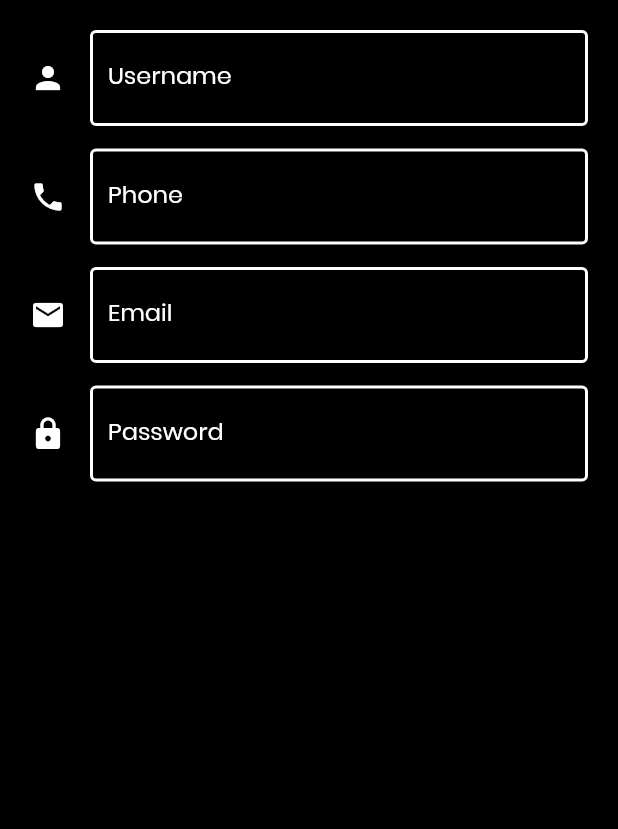
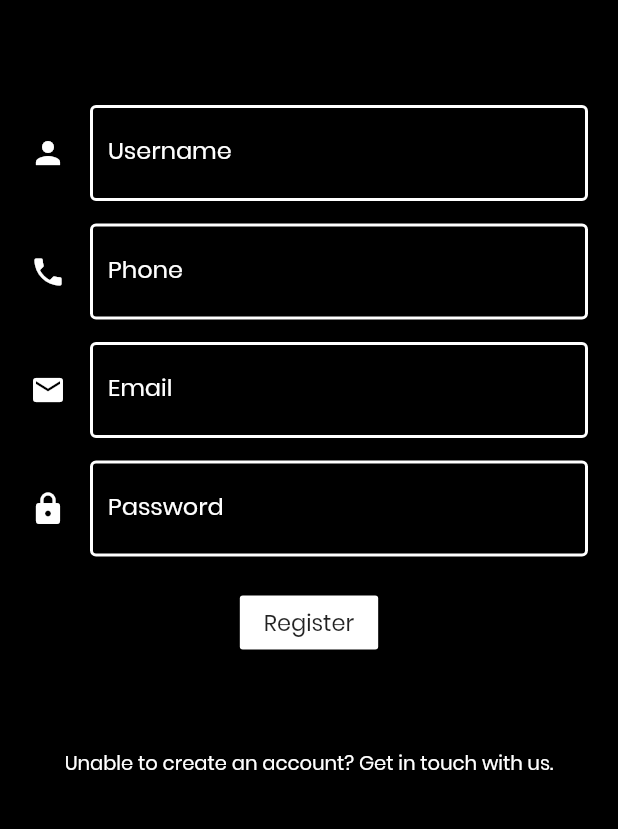
Before and after one commit to ameysunu/studyroom, a Flutter app: the screen it shows after launch, after a tap on "Don't have an account? Register here!", on a phone screen of 412 x 824 dp, the part 153-982 px from its top. Run offline on Flutter 3.47's test engine with Material 2 defaults, Android fonts, the light colour scheme and no system bars.

Commit message:
register added

```diff
--- a/lib/signup.dart
+++ b/lib/signup.dart
@@ -22,6 +22,7 @@ class _SignUpState extends State<SignUp> {
         body: SingleChildScrollView(
           child: Container(
             child: Column(
+              crossAxisAlignment: CrossAxisAlignment.center,
               children: <Widget>[
                 Padding(
                   padding: const EdgeInsets.fromLTRB(20.0, 0, 20, 0),
@@ -34,10 +35,14 @@ class _SignUpState extends State<SignUp> {
                   ),
                 ),
                 Padding(
+                  padding: const EdgeInsets.fromLTRB(0, 50, 0, 0),
+                  child: Column(
+                    children: <Widget>[
+                      Padding(
                         padding: const EdgeInsets.fromLTRB(20.0, 20, 20, 5),
                         child: TextFormField(
-                    style:
-                        TextStyle(color: Colors.white, fontFamily: 'Poppins'),
+                          style: TextStyle(
+                              color: Colors.white, fontFamily: 'Poppins'),
                           decoration: const InputDecoration(
                             enabledBorder: OutlineInputBorder(
                               borderSide: BorderSide(
@@ -51,16 +56,16 @@ class _SignUpState extends State<SignUp> {
                             ),
                             hintText: 'Ofcourse your name!',
                             labelText: 'Username',
-                      labelStyle:
-                          TextStyle(color: Colors.white, fontFamily: 'Poppins'),
+                            labelStyle: TextStyle(
+                                color: Colors.white, fontFamily: 'Poppins'),
                           ),
                         ),
                       ),
                       Padding(
                         padding: const EdgeInsets.fromLTRB(20.0, 10, 20, 5),
                         child: TextFormField(
-                    style:
-                        TextStyle(color: Colors.white, fontFamily: 'Poppins'),
+                          style: TextStyle(
+                              color: Colors.white, fontFamily: 'Poppins'),
                           decoration: const InputDecoration(
                             enabledBorder: OutlineInputBorder(
                               borderSide: BorderSide(
@@ -74,16 +79,16 @@ class _SignUpState extends State<SignUp> {
                             ),
                             hintText: 'Phone Number',
                             labelText: 'Phone',
-                      labelStyle:
-                          TextStyle(color: Colors.white, fontFamily: 'Poppins'),
+                            labelStyle: TextStyle(
+                                color: Colors.white, fontFamily: 'Poppins'),
                           ),
                         ),
                       ),
                       Padding(
                         padding: const EdgeInsets.fromLTRB(20.0, 10, 20, 5),
                         child: TextFormField(
-                    style:
-                        TextStyle(color: Colors.white, fontFamily: 'Poppins'),
+                          style: TextStyle(
+                              color: Colors.white, fontFamily: 'Poppins'),
                           decoration: const InputDecoration(
                             enabledBorder: OutlineInputBorder(
                               borderSide: BorderSide(
@@ -97,8 +102,8 @@ class _SignUpState extends State<SignUp> {
                             ),
                             hintText: 'Email',
                             labelText: 'Email',
-                      labelStyle:
-                          TextStyle(color: Colors.white, fontFamily: 'Poppins'),
+                            labelStyle: TextStyle(
+                                color: Colors.white, fontFamily: 'Poppins'),
                           ),
                         ),
                       ),
@@ -106,8 +111,8 @@ class _SignUpState extends State<SignUp> {
                         padding: const EdgeInsets.fromLTRB(20, 10, 20, 0),
                         child: TextFormField(
                           obscureText: true,
-                    style:
-                        TextStyle(color: Colors.white, fontFamily: 'Poppins'),
+                          style: TextStyle(
+                              color: Colors.white, fontFamily: 'Poppins'),
                           decoration: const InputDecoration(
                             enabledBorder: OutlineInputBorder(
                               borderSide: BorderSide(
@@ -121,8 +126,40 @@ class _SignUpState extends State<SignUp> {
                             ),
                             hintText: 'Password',
                             labelText: 'Password',
-                      labelStyle:
-                          TextStyle(color: Colors.white, fontFamily: 'Poppins'),
+                            labelStyle: TextStyle(
+                                color: Colors.white, fontFamily: 'Poppins'),
+                          ),
+                        ),
+                      ),
+                      Padding(
+                        padding: const EdgeInsets.all(20.0),
+                        child: FlatButton(
+                          color: Colors.white,
+                          child: Text(
+                            "Register",
+                            style: TextStyle(
+                              fontFamily: 'Poppins',
+                              fontSize: 15,
+                            ),
+                          ),
+                          onPressed: () {
+                            null;
+                          },
+                        ),
+                      ),
+                    ],
+                  ),
+                ),
+                Padding(
+                  padding: const EdgeInsets.fromLTRB(0, 40, 0, 0),
+                  child: Align(
+                    alignment: Alignment.bottomCenter,
+                    child: Text(
+                      "Unable to create an account? Get in touch with us.",
+                      style: TextStyle(
+                          color: Colors.white,
+                          fontSize: 13,
+                          fontFamily: 'Poppins'),
                     ),
                   ),
                 ),
```
Lines whose indentation alone changed are shown as unchanged.
